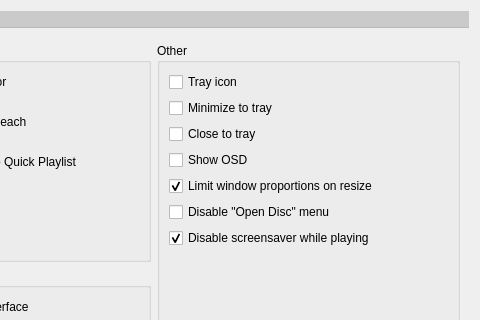
First picture: the form in src/settingswindow.ui, repository mpc-qt/mpc-qt, before the edit; both pictures show x 416 to 896 and y 0 to 320 of the 896 by 666 pixel window.
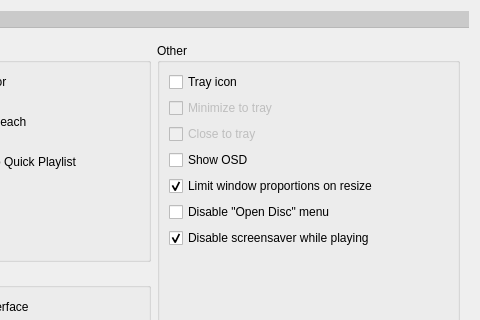
Second picture: the form after the edit. Custom widgets are drawn as their Qt base class.

Commit message:
settingswindow: Fix "Close / Minimize to tray" settings
Disable the checkboxes when the tray icon isn't enabled.

Fixes: c03dc4625d08b5b18f41d0b37621fa64fc4fdb46 ("Add "Close / Minimize
to tray" feature")

The edit to the form file:
```diff
--- a/src/settingswindow.ui
+++ b/src/settingswindow.ui
@@ -450,6 +450,9 @@
               </item>
               <item>
                <widget class="QCheckBox" name="playerMinimizeToTray">
+                <property name="enabled">
+                 <bool>false</bool>
+                </property>
                 <property name="text">
                  <string>Minimize to tray</string>
                 </property>
@@ -457,6 +460,9 @@
               </item>
               <item>
                <widget class="QCheckBox" name="playerCloseToTray">
+                <property name="enabled">
+                 <bool>false</bool>
+                </property>
                 <property name="text">
                  <string>Close to tray</string>
                 </property>
```
Left out of the diff: 16 changed lines with no effect on the pictures. The commit also changes 2 other files.
